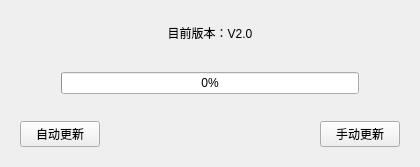
Qt form updateform.ui (MrBeanCpp/Follower-v2.0) before a commit.
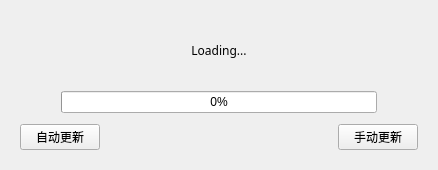
The same form after that commit.

Diff of the .ui file:
```diff
--- a/updateform.ui
+++ b/updateform.ui
@@ -6,18 +6,29 @@
    <rect>
     <x>0</x>
     <y>0</y>
-    <width>420</width>
-    <height>167</height>
+    <width>438</width>
+    <height>170</height>
    </rect>
   </property>
   <property name="windowTitle">
    <string>Form</string>
   </property>
-  <layout class="QVBoxLayout" name="verticalLayout">
+  <layout class="QVBoxLayout" name="verticalLayout" stretch="3,1,1">
+   <property name="spacing">
+    <number>2</number>
+   </property>
+   <property name="sizeConstraint">
+    <enum>QLayout::SetDefaultConstraint</enum>
+   </property>
    <item>
     <widget class="QLabel" name="label">
+     <property name="font">
+      <font>
+       <family>微软雅黑</family>
+      </font>
+     </property>
      <property name="text">
-      <string>目前版本：V2.0</string>
+      <string>Loading...</string>
      </property>
      <property name="alignment">
       <set>Qt::AlignCenter</set>
@@ -27,12 +38,21 @@
    <item>
     <widget class="QWidget" name="widget_2" native="true">
      <layout class="QHBoxLayout" name="horizontalLayout_2">
+      <property name="sizeConstraint">
+       <enum>QLayout::SetMinAndMaxSize</enum>
+      </property>
       <property name="leftMargin">
        <number>50</number>
       </property>
+      <property name="topMargin">
+       <number>0</number>
+      </property>
       <property name="rightMargin">
        <number>50</number>
       </property>
+      <property name="bottomMargin">
+       <number>0</number>
+      </property>
       <item>
        <widget class="QProgressBar" name="progressBar">
         <property name="value">
```
